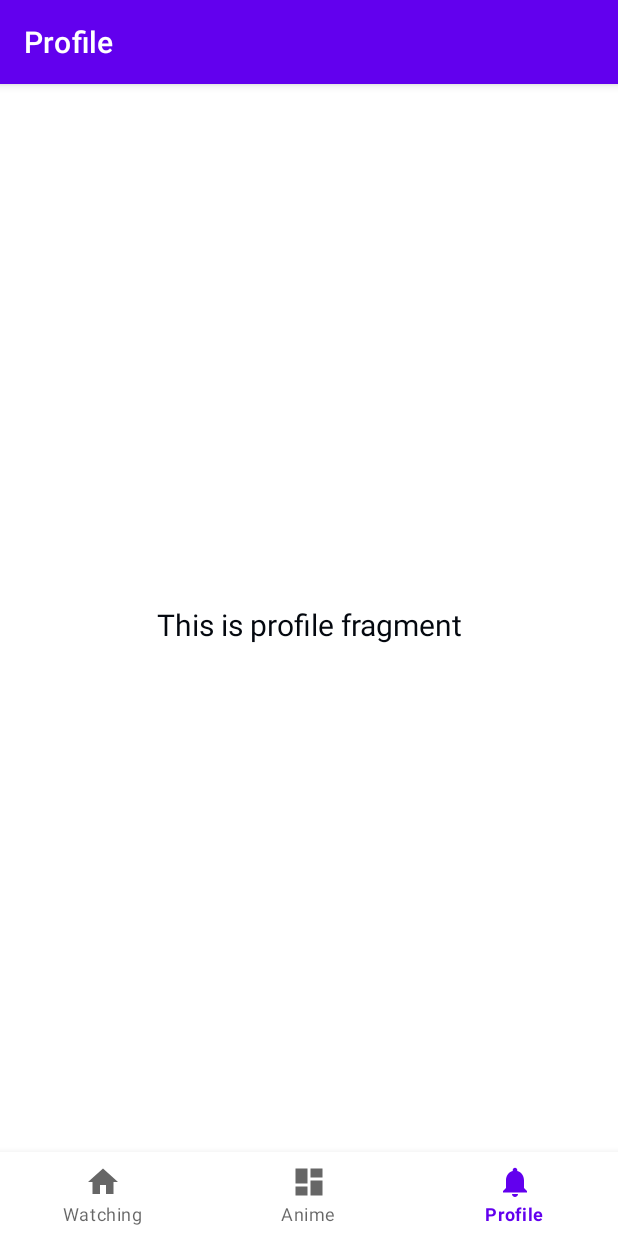
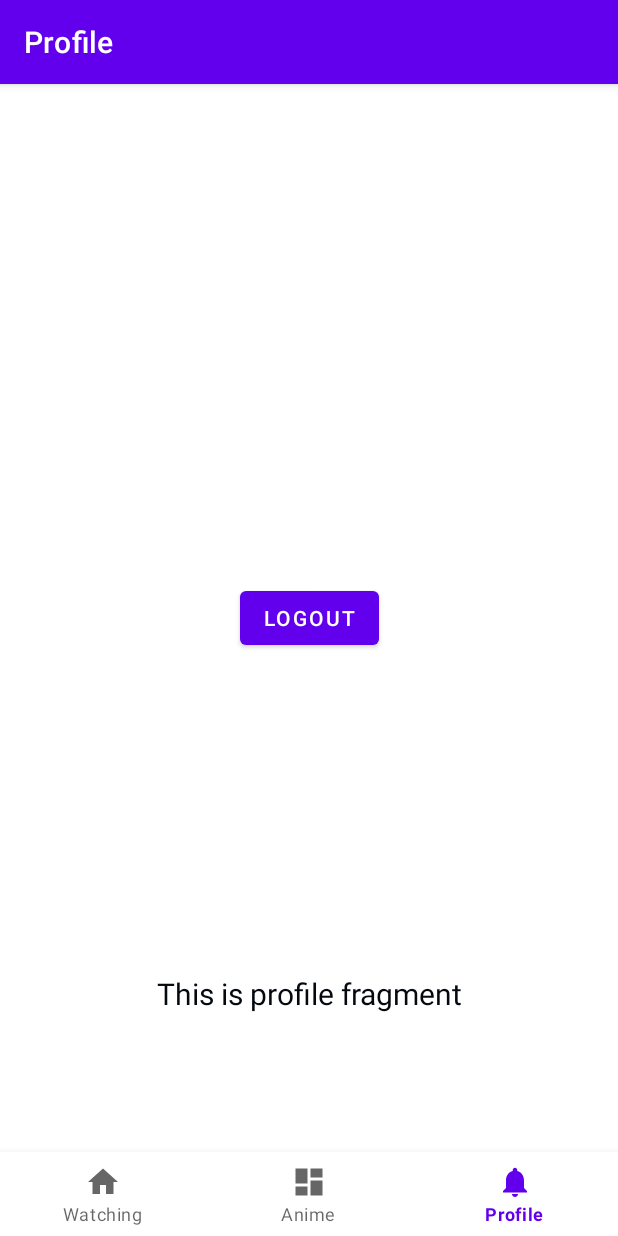
Before and after one commit to eloix2/Anikiwi, an Android app: the ProfileFragment screen opened through its navigation route, on a phone screen of 412 x 824 dp. Run offline under Robolectric (Android 15) with nearby library versions, the phone set to English and light mode, and no system bars; our stand-ins replace Firebase (no records; nobody signed in at launch, a user with empty details on screens opened directly), navigation-ui.

Commit message:
Added logout, and toasts for errors. Updated Gradle

```diff
--- a/app/src/main/java/com/example/anikiwi/ui/login/LoginActivity.java
+++ b/app/src/main/java/com/example/anikiwi/ui/login/LoginActivity.java
@@ -3,6 +3,7 @@ package com.example.anikiwi.ui.login;
 import android.content.Intent;
 import android.os.Bundle;
 import android.view.View;
+import android.widget.Toast;
 
 import androidx.annotation.NonNull;
 import androidx.appcompat.app.AppCompatActivity;
@@ -106,7 +107,8 @@ public class LoginActivity extends AppCompatActivity {
             firebaseAuthWithGoogle(account);
         } catch (ApiException e) {
             // Sign-in failed, handle the error
-            // For example, you can show an error message
+            Toast toast = Toast.makeText(getApplicationContext(), "Sign in failed", Toast.LENGTH_SHORT);
+            toast.show();
         }
     }
 
@@ -125,6 +127,8 @@ public class LoginActivity extends AppCompatActivity {
                         } else {
                             // Sign-in failed, handle the error
                             // For example, you can show an error message
+                            Toast toast = Toast.makeText(getApplicationContext(), "Sign in failed", Toast.LENGTH_SHORT);
+                            toast.show();
                         }
                     }
                 });
--- a/app/src/main/java/com/example/anikiwi/ui/profile/ProfileFragment.java
+++ b/app/src/main/java/com/example/anikiwi/ui/profile/ProfileFragment.java
@@ -1,20 +1,27 @@
 package com.example.anikiwi.ui.profile;
 
+import android.content.Intent;
 import android.os.Bundle;
 import android.view.LayoutInflater;
 import android.view.View;
 import android.view.ViewGroup;
+import android.widget.Button;
 import android.widget.TextView;
 
 import androidx.annotation.NonNull;
 import androidx.fragment.app.Fragment;
 import androidx.lifecycle.ViewModelProvider;
 
+import com.example.anikiwi.MainActivity;
 import com.example.anikiwi.databinding.FragmentProfileBinding;
+import com.example.anikiwi.ui.login.LoginActivity;
+
+import java.util.Objects;
 
 public class ProfileFragment extends Fragment {
 
     private FragmentProfileBinding binding;
+    private Button logOutbutton;
 
     public View onCreateView(@NonNull LayoutInflater inflater,
                              ViewGroup container, Bundle savedInstanceState) {
@@ -24,6 +31,17 @@ public class ProfileFragment extends Fragment {
         binding = FragmentProfileBinding.inflate(inflater, container, false);
         View root = binding.getRoot();
 
+        logOutbutton = binding.buttonLogout;
+        logOutbutton.setOnClickListener(new View.OnClickListener() {
+            @Override
+            public void onClick(View v) {
+                profileViewModel.logOut();
+                //go to login activity
+                Intent intent = new Intent(getActivity(), LoginActivity.class);
+                startActivity(intent);
+                requireActivity().finish();
+            }
+        });
         final TextView textView = binding.textProfile;
         profileViewModel.getText().observe(getViewLifecycleOwner(), textView::setText);
         return root;
--- a/app/src/main/java/com/example/anikiwi/ui/profile/ProfileViewModel.java
+++ b/app/src/main/java/com/example/anikiwi/ui/profile/ProfileViewModel.java
@@ -24,4 +24,8 @@ public class ProfileViewModel extends ViewModel {
     public LiveData<String> getText() {
         return mText;
     }
+
+    public void logOut() {
+        FirebaseAuth.getInstance().signOut();
+    }
 }
--- a/app/src/main/res/layout/fragment_profile.xml
+++ b/app/src/main/res/layout/fragment_profile.xml
@@ -6,12 +6,24 @@
     android:layout_height="match_parent"
     tools:context=".ui.profile.ProfileFragment">
 
+    <Button
+        android:id="@+id/button_logout"
+        android:layout_width="wrap_content"
+        android:layout_height="wrap_content"
+        android:layout_marginTop="8dp"
+        android:layout_marginBottom="8dp"
+        android:text="@string/logout"
+        app:layout_constraintBottom_toBottomOf="parent"
+        app:layout_constraintEnd_toEndOf="parent"
+        app:layout_constraintStart_toStartOf="parent"
+        app:layout_constraintTop_toTopOf="parent" />
+
     <TextView
         android:id="@+id/text_profile"
         android:layout_width="match_parent"
         android:layout_height="wrap_content"
         android:layout_marginStart="8dp"
-        android:layout_marginTop="8dp"
+        android:layout_marginTop="500dp"
         android:layout_marginEnd="8dp"
         android:textAlignment="center"
         android:textSize="20sp"
--- a/app/src/main/res/values/strings.xml
+++ b/app/src/main/res/values/strings.xml
@@ -8,4 +8,5 @@
     <string name="title_profile">Profile</string>
     <string name="no_result_found">NO RESULT FOUND</string>
     <string name="retry">Retry</string>
+    <string name="logout">Logout</string>
 </resources>
--- a/build.gradle
+++ b/build.gradle
@@ -4,7 +4,7 @@ buildscript {
     }
 }// Top-level build file where you can add configuration options common to all sub-projects/modules.
 plugins {
-    id 'com.android.application' version '8.0.2' apply false
-    id 'com.android.library' version '8.0.2' apply false
+    id 'com.android.application' version '8.1.0' apply false
+    id 'com.android.library' version '8.1.0' apply false
     id 'com.google.gms.google-services' version '4.3.15' apply false
 }
```
